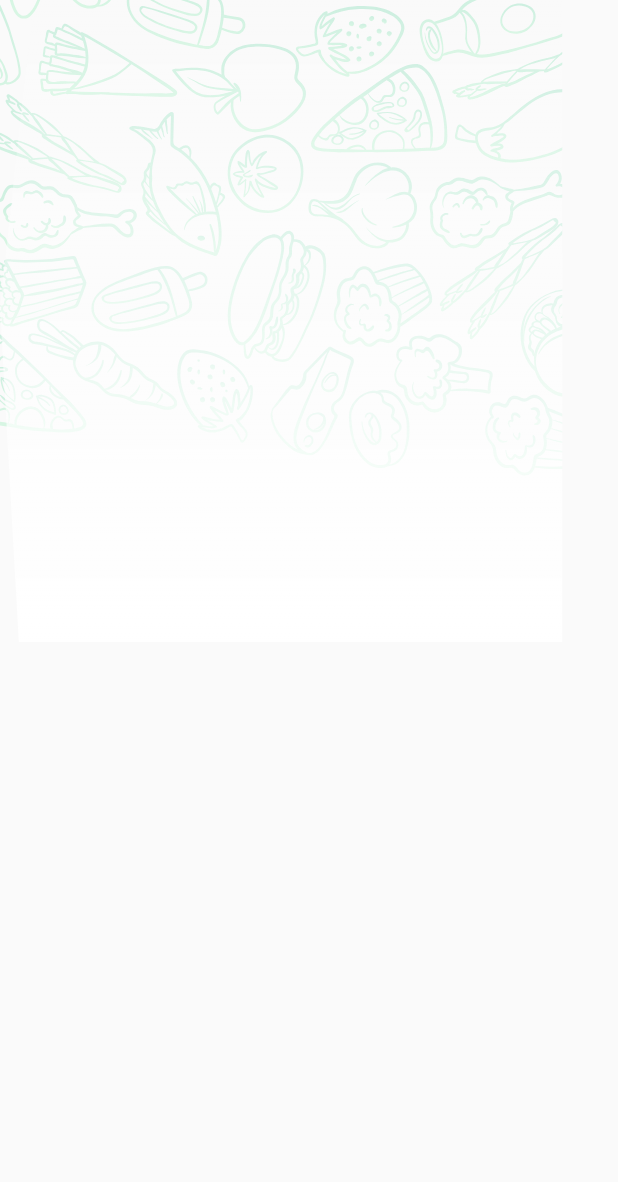
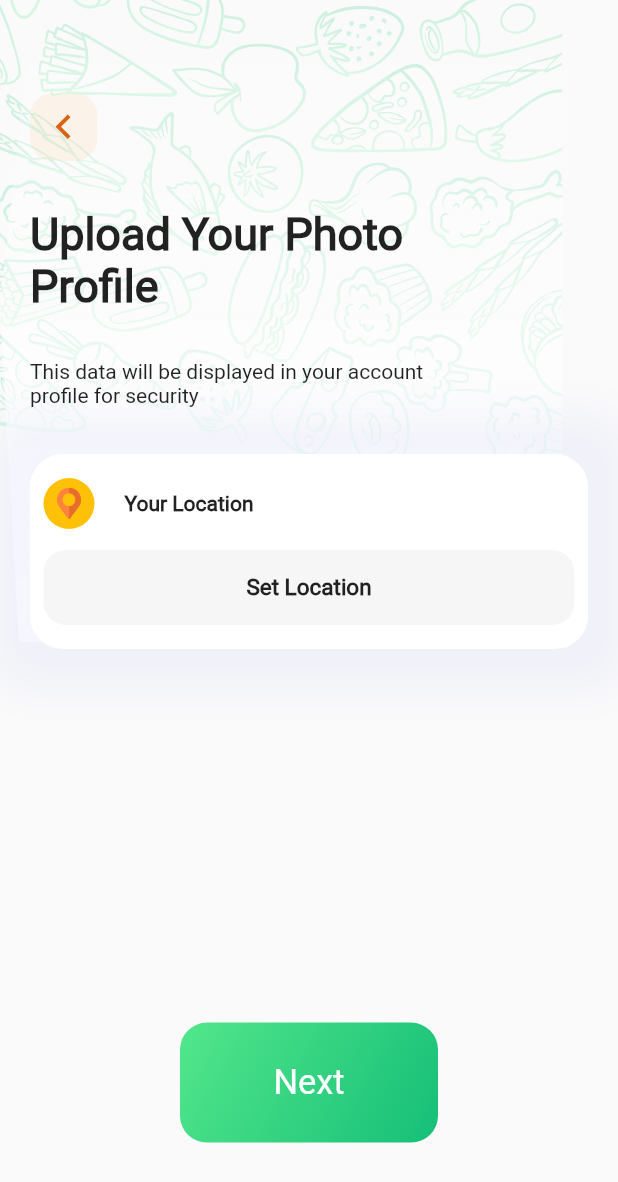
Before and after one commit to MuhanadIbrahim/food_Delivary, a Flutter app: the SetlocationBody screen opened directly, on a phone screen of 412 x 824 dp. Shown: the top 1182 px of the screen. Run offline on Flutter 3.47's test engine with Material 2 defaults, Android fonts, the phone set to English and light mode, and no system bars; our stand-ins replace animated_splash_screen, flutter_svg, page_transition.

Commit message:
finish setLocation screan

```diff
--- a/lib/widgets/setlocation_body_content.dart
+++ b/lib/widgets/setlocation_body_content.dart
@@ -1,11 +1,95 @@
+import 'package:flutter/material.dart';
+import 'package:flutter_svg/svg.dart';
+import 'package:food_delivery_app/widgets/borderless_box_decoration.dart';
 
-import 'package:flutter/material.dart';
+import 'custom_button.dart';
 
 class SetlocationBodyContent extends StatelessWidget {
   const SetlocationBodyContent({super.key});
 
   @override
   Widget build(BuildContext context) {
-    return Container();
+    return Padding(
+      padding: const EdgeInsets.symmetric(horizontal: 20.0),
+      child: Column(
+        mainAxisAlignment: MainAxisAlignment.spaceAround,
+        crossAxisAlignment: CrossAxisAlignment.start,
+        children: [
+          const Spacer(
+            flex: 2,
+          ),
+          SvgPicture.asset('assets/images/Icon Back.svg'),
+          const Spacer(
+            flex: 1,
+          ),
+          const Text(
+            'Upload Your Photo\nProfile',
+            style: TextStyle(fontSize: 30, fontWeight: FontWeight.bold),
+          ),
+          const Spacer(
+            flex: 1,
+          ),
+          const Text(
+              'This data will be displayed in your account \nprofile for security'),
+          const Spacer(
+            flex: 1,
+          ),
+          Container(
+            height: 130,
+            decoration: borderLessBoxDecoration(),
+            child: Padding(
+              padding: const EdgeInsets.all(8.0),
+              child: Column(
+                mainAxisAlignment: MainAxisAlignment.spaceAround,
+                children: [
+                  Row(
+                    children: [
+                      CircleAvatar(
+                        backgroundColor: Colors.amber,
+                        radius: 17,
+                        child:
+                            SvgPicture.asset('assets/images/pinLocation.svg'),
+                      ),
+                      const SizedBox(
+                        width: 20,
+                      ),
+                      Text(
+                        'Your Location',
+                        style: TextStyle(fontWeight: FontWeight.bold),
+                      )
+                    ],
+                  ),
+                  Container(
+                    height: 50,
+                    decoration: BoxDecoration(
+                      borderRadius: BorderRadius.circular(15),
+                      color: Color(0xfff6f6f6),
+                    ),
+                    child: Center(
+                        child: Text(
+                      'Set Location',
+                      style:
+                          TextStyle(fontWeight: FontWeight.bold, fontSize: 15),
+                    )),
+                  ),
+                ],
+              ),
+            ),
+          ),
+          const Spacer(
+            flex: 8,
+          ),
+          GestureDetector(
+            child: const Padding(
+              padding: EdgeInsets.symmetric(horizontal: 100.0),
+              child: CustomButton(title: 'Next'),
+            ),
+          ),
+          const Spacer(
+            flex: 2,
+          )
+        ],
+      ),
+    );
   }
 }
```
Also changed, not shown: assets/images/pinLocation.svg (added).
